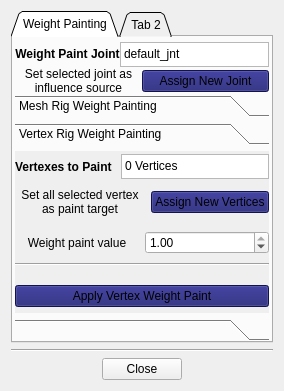
MaoBoulve/Maya-Simple-Rigging-Tool, file QtInterface/simple_rigging_tool_widget.ui: the form before one commit.
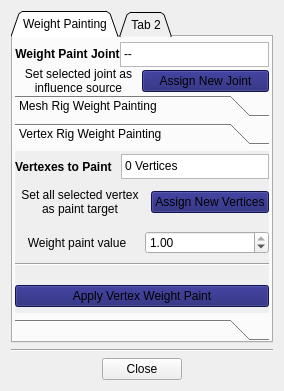
The form after the commit. The open tabs and pages were chosen to show the change.

Diff of the .ui file:
```diff
--- a/QtInterface/simple_rigging_tool_widget.ui
+++ b/QtInterface/simple_rigging_tool_widget.ui
@@ -137,7 +137,7 @@
                </property>
                <item>
                 <property name="text">
-                 <string>default_jnt</string>
+                 <string>--</string>
                 </property>
                </item>
               </widget>
```
Left out of the diff: 8 changed lines with no effect on the pictures.
